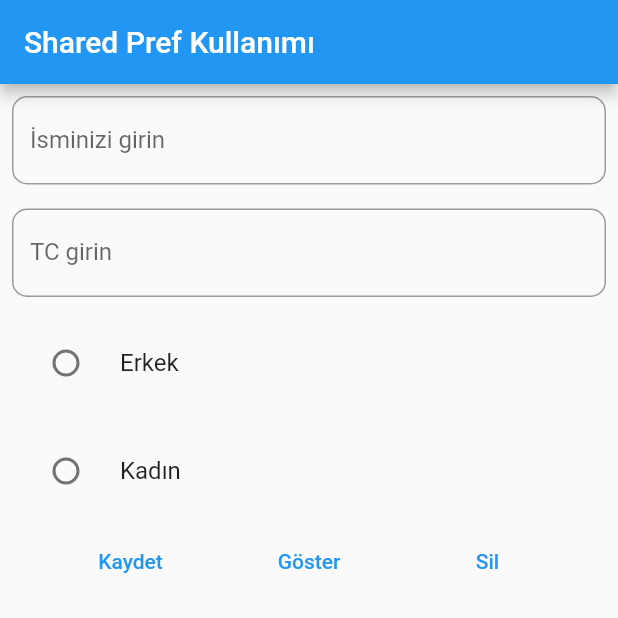
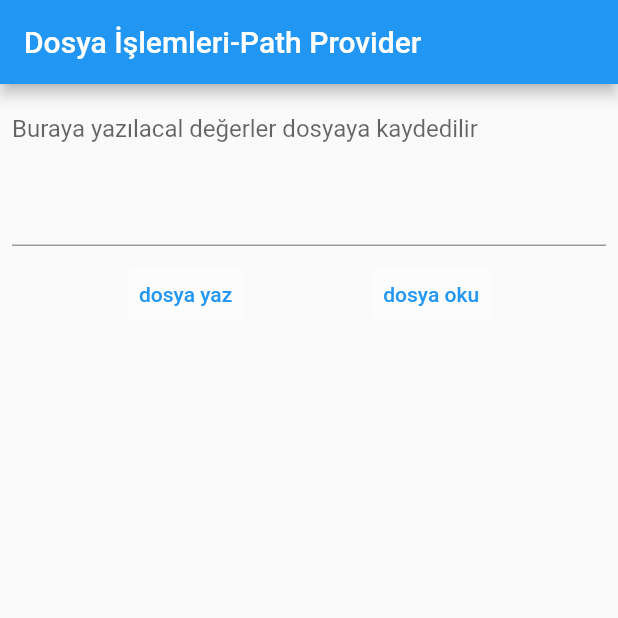
Before and after one commit to bukanevefiore/SqfliteApps, a Flutter app: the screen it shows after launch, on a phone screen of 412 x 824 dp, the top half of it. Run offline on Flutter 3.47's test engine with Material 2 defaults, Android fonts, the phone set to English and light mode, and no system bars; our stand-ins replace shared_preferences.

Commit message:
dosyakullanımı-pathprovider

```diff
--- a/sqfliteapps/lib/main.dart
+++ b/sqfliteapps/lib/main.dart
@@ -1,4 +1,5 @@
 import 'package:flutter/material.dart';
+import 'package:sqfliteapps/path_provider_dosya_kullanimi.dart';
 import 'package:sqfliteapps/shared_pref_kullanimi.dart';
 
 void main() {
@@ -23,7 +24,7 @@ class MyApp extends StatelessWidget {
         // is not restarted.
         primarySwatch: Colors.blue,
       ),
-      home: SharedPrefKullanimi(),
+      home: PathProviderDosyaKullanimi(),
     );
   }
 }
--- /dev/null
+++ b/sqfliteapps/lib/path_provider_dosya_kullanimi.dart
@@ -0,0 +1,97 @@
+import 'dart:io';
+
+import 'package:flutter/material.dart';
+import 'package:path_provider/path_provider.dart';
+
+class PathProviderDosyaKullanimi extends StatefulWidget {
+  @override
+  _PathProviderDosyaKullanimiState createState() => _PathProviderDosyaKullanimiState();
+}
+
+class _PathProviderDosyaKullanimiState extends State<PathProviderDosyaKullanimi> {
+
+  var myTextController = TextEditingController();
+
+  // olusturulacak dosyanın klasor yolu
+  Future<String> get getKlasorYolu async {
+    Directory klasor = await getApplicationDocumentsDirectory();
+    debugPrint("Klasorun pathi: " + klasor.path);
+    return klasor.path;
+  }
+
+  // dosya olustur
+  Future<File> get dosyaOlustur async {
+    var olusturulacakDosyaninKlasorununYolu = await getKlasorYolu;
+    return File(olusturulacakDosyaninKlasorununYolu + "/myDosya.txt");
+  }
+
+  // dosya okuma işlemi
+  Future<String> dosyaOku() async {
+    try {
+      var myDosya = await dosyaOlustur;
+      String dosyaIcerigi = await myDosya.readAsString();
+      return dosyaIcerigi;
+    } catch (exception) {
+      return "Hataaa  $exception";
+    }
+  }
+
+  // dosyaya yaz
+  Future<File> dosyayaYaz(String yazilacakString) async {
+    var myDosya = await dosyaOlustur;
+    return myDosya.writeAsString(yazilacakString);
+  }
+
+
+  @override
+  Widget build(BuildContext context) {
+    return Scaffold(
+      appBar: AppBar(title: Text("Dosya İşlemleri-Path Provider"),),
+      body: SingleChildScrollView(
+        child: Column(
+          children: [
+            Padding(
+              padding: const EdgeInsets.all(8.0),
+              child: TextField(
+                controller: myTextController,
+                maxLines: 4,
+                decoration: InputDecoration(
+                  hintText: "Buraya yazılacal değerler dosyaya kaydedilir",
+                ),
+              ),
+            ),
+            Row(
+              mainAxisAlignment: MainAxisAlignment.spaceEvenly,
+              children: [
+                TextButton(
+                  onPressed: _dosyaYaz,
+                  child: Text("dosya yaz"),
+                  style: ButtonStyle(
+                      backgroundColor: MaterialStateProperty.all(Colors.white38)),
+                ),
+                TextButton(
+                  onPressed: _dosyaOku,
+                  child: Text("dosya oku"),
+                  style: ButtonStyle(
+                      backgroundColor: MaterialStateProperty.all(Colors.white38)),
+                ),
+              ],
+            ),
+          ],
+        ),
+      ),
+    );
+  }
+
+
+  void _dosyaYaz() {
+    dosyayaYaz(myTextController.text.toString());
+  }
+
+  void _dosyaOku() async {
+    //debugPrint(await dosyaOku());
+    dosyaOku().then((icerik) => debugPrint(icerik));
+  }
+
+
+}
--- a/sqfliteapps/pubspec.yaml
+++ b/sqfliteapps/pubspec.yaml
@@ -30,6 +30,7 @@ dependencies:
   cupertino_icons: ^1.0.2
   shared_preferences: ^2.0.6
   sqflite: ^2.0.0+3
+  path_provider: ^2.0.2
 
 dev_dependencies:
   flutter_test:
```
Also changed, not shown: sqfliteapps/lib/shared_pref_kullanimi.dart (+8 -8 lines).
